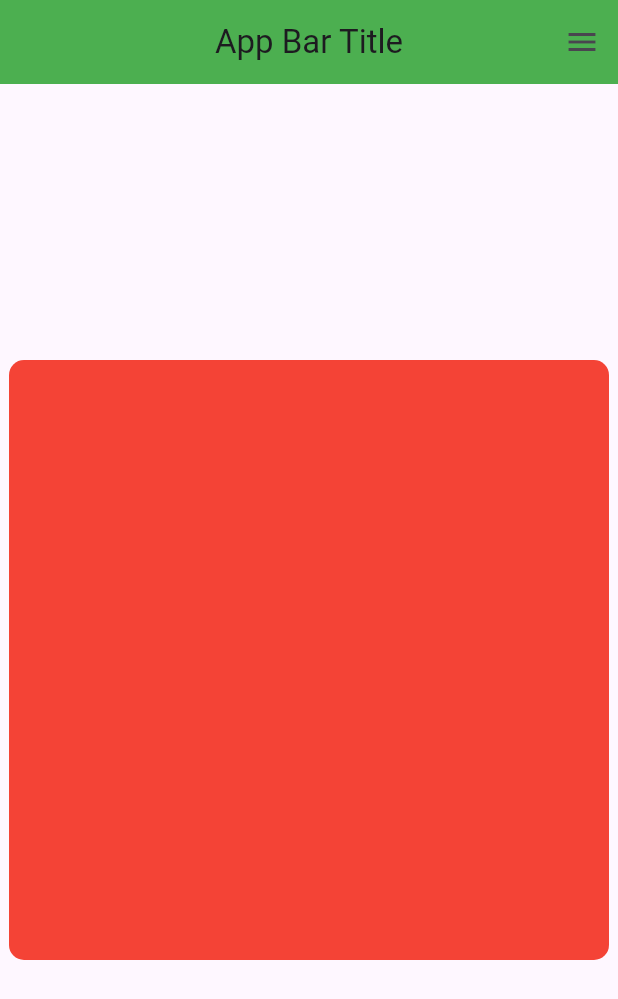
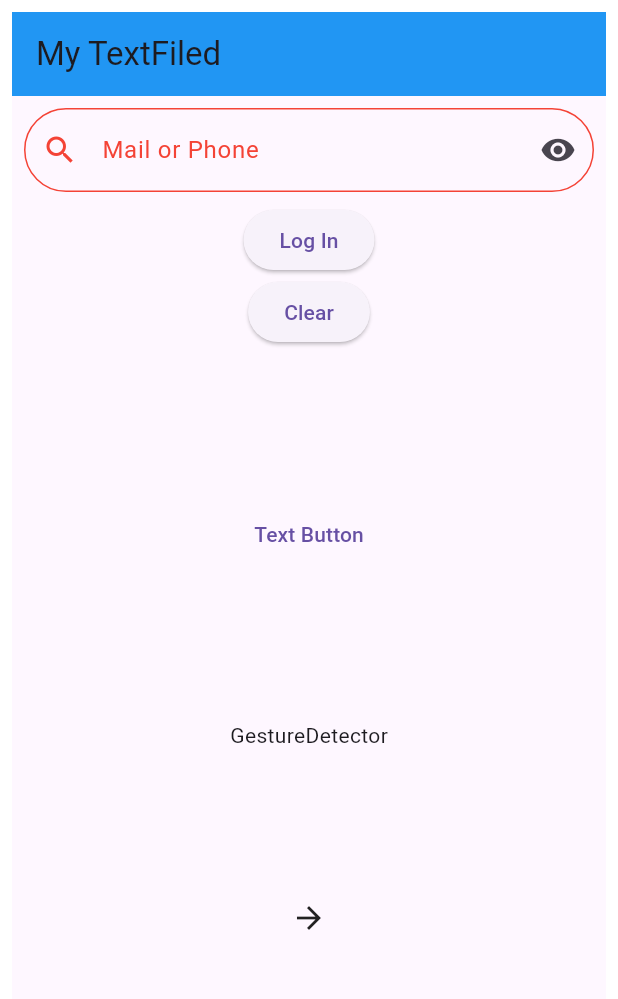
Before and after one commit to mamunislammim/flutter_batch_3, a Flutter app: the screen it shows after launch, on a phone screen of 412 x 824 dp. Shown: the top 999 px of the screen. Run offline on Flutter 3.47's test engine with Material 3 defaults, Android fonts, the phone set to English and light mode, and no system bars.

Commit message:
textfiled and navigation

```diff
--- a/lib/main.dart
+++ b/lib/main.dart
@@ -1,4 +1,5 @@
 import 'package:flutter/material.dart';
+import 'package:flutter_batch_3/screen/my_text_field.dart';
 import 'my_screen/first_screen.dart';
 
 void main() {
@@ -12,7 +13,10 @@ class MaterialScreen extends StatelessWidget {
   Widget build(BuildContext context) {
     return MaterialApp(
       debugShowCheckedModeBanner: false,
-      home: FirstScreen(),
+      home: Padding(
+        padding: const EdgeInsets.all(8.0),
+        child: MyTextFieldWidget(),
+      ),
     );
   }
 }
--- /dev/null
+++ b/lib/my_screen/my_screen.dart
@@ -0,0 +1,20 @@
+
+
+
+import 'package:flutter/material.dart';
+
+class MyScreen extends StatefulWidget {
+  const MyScreen({super.key});
+
+  @override
+  State<MyScreen> createState() => _MyScreenState();
+}
+
+class _MyScreenState extends State<MyScreen> {
+  @override
+  Widget build(BuildContext context) {
+    return Scaffold(
+      appBar: AppBar(title: Text("MyScreen"),),
+    );
+  }
+}
--- /dev/null
+++ b/lib/screen/my_text_field.dart
@@ -0,0 +1,85 @@
+import 'dart:developer';
+import 'package:flutter/material.dart';
+import 'package:flutter_batch_3/my_screen/my_screen.dart';
+import 'package:flutter_batch_3/screen/grid_view.dart';
+
+class MyTextFieldWidget extends StatefulWidget {
+  const MyTextFieldWidget({super.key});
+
+  @override
+  State<MyTextFieldWidget> createState() => _MyTextFieldWidgetState();
+}
+
+class _MyTextFieldWidgetState extends State<MyTextFieldWidget> {
+  TextEditingController nameController = TextEditingController();
+
+  @override
+  Widget build(BuildContext context) {
+    return Scaffold(
+      appBar: AppBar(title: Text("My TextFiled"), backgroundColor: Colors.blue),
+      body: Column(
+        children: [
+          Padding(
+            padding: const EdgeInsets.all(8.0),
+            child: TextField(
+              controller: nameController,
+              onChanged: (value) {
+                log("=========$value============");
+              },
+              cursorColor: Colors.red,
+              cursorHeight: 10,
+              keyboardType: TextInputType.phone,
+              decoration: InputDecoration(
+                labelText: "Mail or Phone",
+                labelStyle: TextStyle(color: Colors.red),
+                prefixIcon: Icon(
+                  Icons.search,
+                  color: Colors.red,
+                ),
+                suffixIcon: Icon(Icons.remove_red_eye),
+                focusedBorder: OutlineInputBorder(
+                    borderRadius: BorderRadius.circular(10),
+                    borderSide: BorderSide(color: Colors.red)),
+                enabledBorder: OutlineInputBorder(
+                    borderRadius: BorderRadius.circular(50),
+                    borderSide: BorderSide(color: Colors.red)),
+              ),
+            ),
+          ),
+          ElevatedButton(
+            onPressed: () {
+              log("====================Button : ${nameController.text}");
+            },
+            child: Text("Log In"),
+          ),
+          ElevatedButton(
+            onPressed: () {
+              nameController.clear();
+              setState(() {});
+            },
+            child: Text("Clear"),
+          ),
+          SizedBox(height: 100),
+          TextButton(onPressed: () {}, child: Text("Text Button")),
+          SizedBox(height: 100),
+          GestureDetector(
+            onTap: () {},
+            child: Text("GestureDetector"),
+          ),
+          SizedBox(height: 100),
+          InkWell(
+            onTap: () {
+              Navigator.push(
+                context,
+                MaterialPageRoute(
+                  builder: (c) => MyScreen(),
+                ),
+              );
+            },
+            child: Icon(Icons.arrow_forward),
+          )
+        ],
+      ),
+    );
+  }
+}
```
